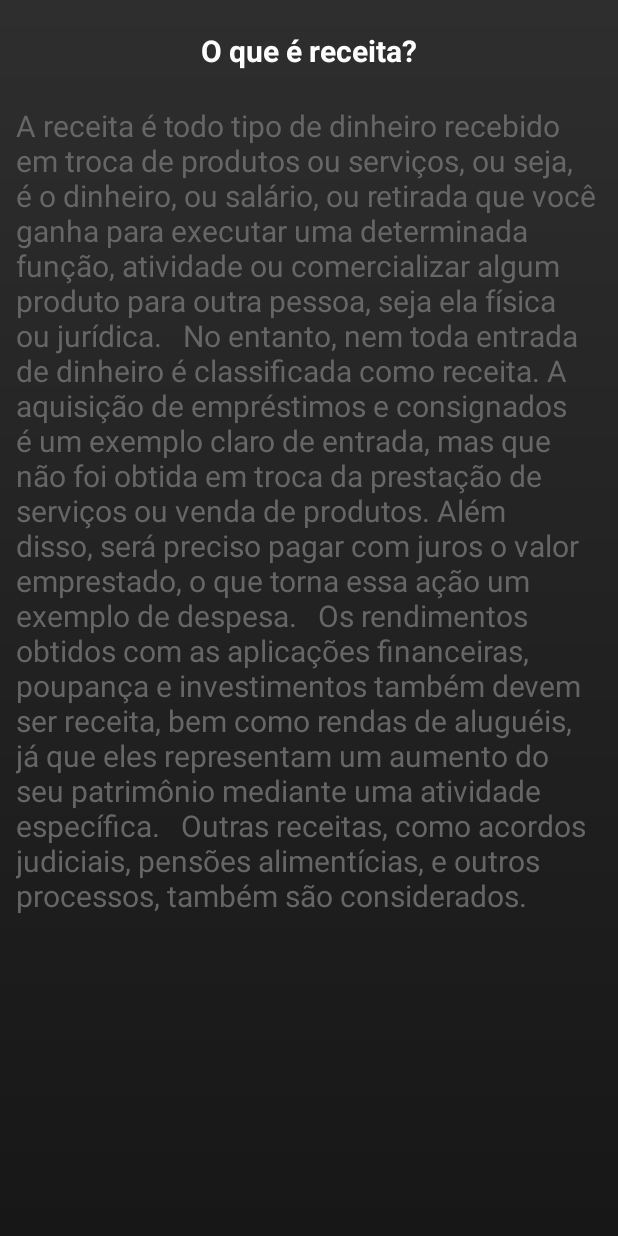
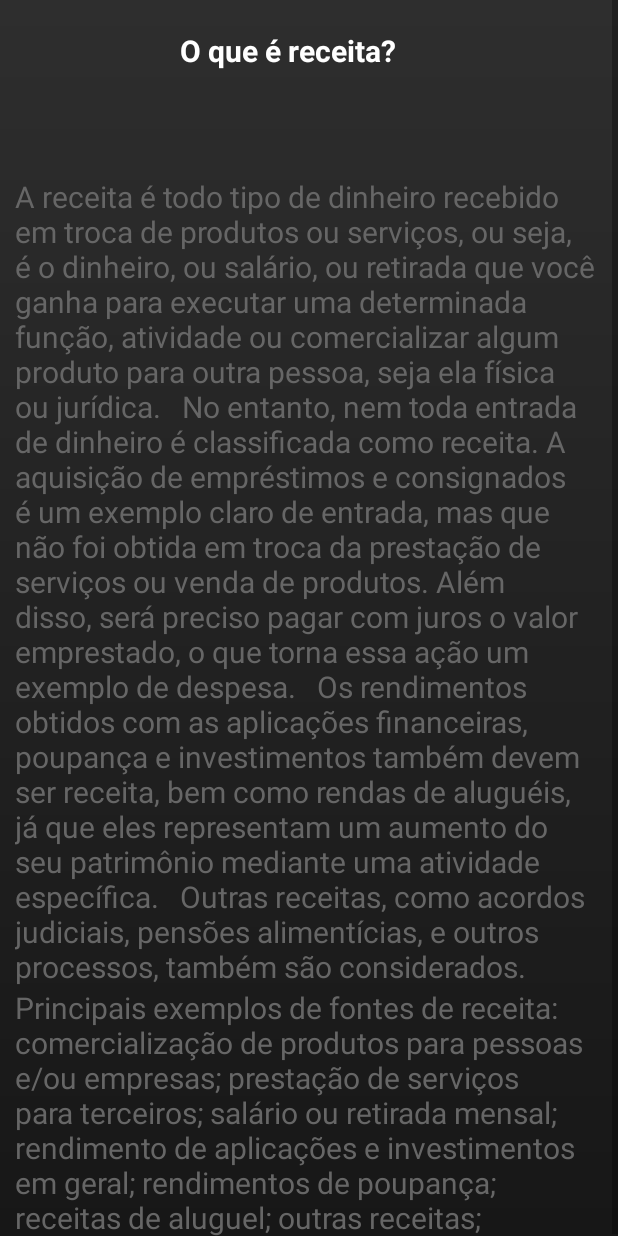
Before and after one commit to ViperIrs/mycoin, an Android app: the TelaReceitas screen opened directly, with no data from a screen before it, on a phone screen of 412 x 824 dp. Run offline under Robolectric (Android 15) with nearby library versions, the phone set to English and light mode, and no system bars.

Commit message:
adicionei a tela de despesas e o scroll

```diff
--- a/app/src/main/AndroidManifest.xml
+++ b/app/src/main/AndroidManifest.xml
@@ -11,6 +11,9 @@
         android:supportsRtl="true"
         android:theme="@style/Theme.Mycoin5"
         tools:targetApi="31">
+        <activity
+            android:name=".TelaDespesas"
+            android:exported="false" />
         <activity
             android:name=".CalculadoraReceitas"
             android:exported="false" />
--- a/app/src/main/res/layout/activity_tela_receitas.xml
+++ b/app/src/main/res/layout/activity_tela_receitas.xml
@@ -1,6 +1,6 @@
 <?xml version="1.0" encoding="utf-8"?>
 
-<androidx.constraintlayout.widget.ConstraintLayout xmlns:android="http://schemas.android.com/apk/res/android"
+<ScrollView xmlns:android="http://schemas.android.com/apk/res/android"
     xmlns:app="http://schemas.android.com/apk/res-auto"
     xmlns:tools="http://schemas.android.com/tools"
     android:layout_width="match_parent"
@@ -9,12 +9,16 @@
     android:background="@drawable/background"
     tools:context=".TelaReceitas">
 
-
+    <LinearLayout
+        android:layout_width="match_parent"
+        android:layout_height="match_parent"
+        android:orientation="vertical">
     <TextView
         android:id="@+id/TextOqé"
         android:layout_width="wrap_content"
         android:layout_height="wrap_content"
         android:layout_marginTop="20dp"
+        android:layout_marginLeft="120dp"
         android:text="O que é receita?"
         android:textColor="@color/white"
         android:textSize="20dp"
@@ -23,25 +27,14 @@
         app:layout_constraintStart_toStartOf="parent"
         app:layout_constraintTop_toTopOf="parent" />
 
-    <androidx.appcompat.widget.LinearLayoutCompat
-        android:layout_width="match_parent"
-        android:layout_height="match_parent"
-        android:gravity="center"
-        android:orientation="vertical"
-        tools:context=".TelaReceitas"
-        tools:layout_editor_absoluteX="0dp"
-        tools:layout_editor_absoluteY="0dp">
-
-
-        <ScrollView
-            android:layout_width="390dp"
-            android:layout_height="match_parent">
 
     <TextView
         android:id="@+id/TextReceita"
         android:layout_width="match_parent"
         android:layout_height="match_parent"
         android:layout_marginTop="70dp"
+        android:layout_marginLeft="10dp"
+        android:layout_marginRight="10dp"
         android:text="A receita é todo tipo de dinheiro recebido em troca de produtos ou serviços, ou seja, é o dinheiro, ou salário, ou retirada que você ganha para executar uma determinada função, atividade ou comercializar algum produto para outra pessoa, seja ela física ou jurídica.   No entanto, nem toda entrada de dinheiro é classificada como receita. A aquisição de empréstimos e consignados é um exemplo claro de entrada, mas que não foi obtida em troca da prestação de serviços ou venda de produtos. Além disso, será preciso pagar com juros o valor emprestado, o que torna essa ação um exemplo de despesa.   Os rendimentos obtidos com as aplicações financeiras, poupança e investimentos também devem ser receita, bem como rendas de aluguéis, já que eles representam um aumento do seu patrimônio mediante uma atividade específica.   Outras receitas, como acordos judiciais, pensões alimentícias, e outros processos, também são considerados. "
         android:textColor="@color/cinzabotao"
         android:textSize="20dp"
@@ -49,6 +42,20 @@
         app:layout_constraintStart_toStartOf="parent"
         app:layout_constraintTop_toTopOf="parent" />
 
+        <TextView
+            android:layout_width="match_parent"
+            android:layout_height="match_parent"
+            android:layout_marginLeft="10dp"
+            android:layout_marginRight="10dp"
+            android:text="Principais exemplos de fontes de receita: comercialização de produtos para pessoas e/ou empresas; prestação de serviços para terceiros; salário ou retirada mensal; rendimento de aplicações e investimentos em geral; rendimentos de poupança; receitas de aluguel; outras receitas; "
+            android:textColor="@color/cinzabotao"
+            android:textSize="20dp"
+            app:layout_constraintEnd_toEndOf="parent"
+            app:layout_constraintStart_toStartOf="parent"
+            app:layout_constraintTop_toTopOf="parent"/>
+
+    </LinearLayout>
+
+
+
 </ScrollView>
-    </androidx.appcompat.widget.LinearLayoutCompat>
-</androidx.constraintlayout.widget.ConstraintLayout>
```
Also changed, not shown: app/src/main/java/com/example/mycoin5/TelaConceitos.java (+7 -0 lines), app/src/main/java/com/example/mycoin5/TelaDespesas.java (added, +14 -0 lines), app/src/main/res/layout/activity_tela_despesas.xml (added, +72 -0 lines). Lines whose indentation alone changed are shown as unchanged.
